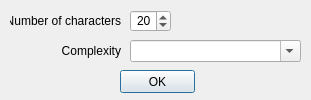
First picture: the form in dialogs/keygendialog.ui, repository AskePit/PassBook, before the edit.
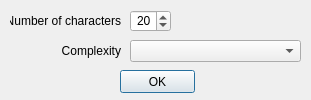
Second picture: the form after the edit.

```diff
--- a/dialogs/keygendialog.ui
+++ b/dialogs/keygendialog.ui
@@ -95,7 +95,7 @@
     </rect>
    </property>
    <property name="editable">
-    <bool>true</bool>
+    <bool>false</bool>
    </property>
    <property name="currentIndex">
     <number>-1</number>
```
